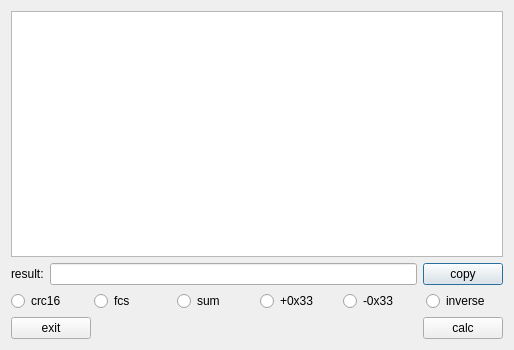
Above: ui/toolsdialog.ui from freudshow/qsvr before the change. Below: the same form after it.
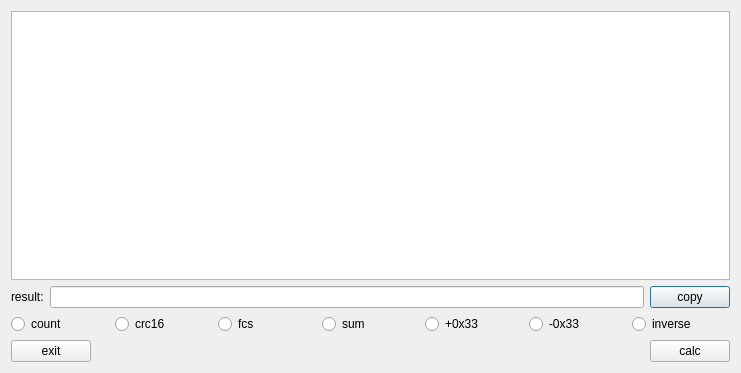
That is the form after the change.

Commit message: count frame count

```diff
--- a/ui/toolsdialog.ui
+++ b/ui/toolsdialog.ui
@@ -6,8 +6,8 @@
    <rect>
     <x>0</x>
     <y>0</y>
-    <width>514</width>
-    <height>350</height>
+    <width>741</width>
+    <height>373</height>
    </rect>
   </property>
   <property name="minimumSize">
@@ -50,6 +50,13 @@
    </item>
    <item row="2" column="0">
     <layout class="QHBoxLayout" name="horizontalLayout">
+     <item>
+      <widget class="QRadioButton" name="rbtn_count">
+       <property name="text">
+        <string>count</string>
+       </property>
+      </widget>
+     </item>
      <item>
       <widget class="QRadioButton" name="rbtn_crc16">
        <property name="text">
```
The commit also changes 3 other files.
